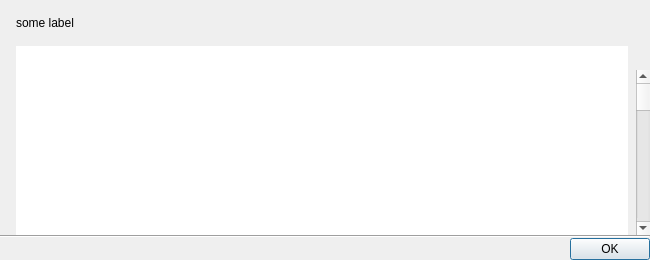
Old version of the form client/src/ui/dialogs/license_notification_dialog.ui in the repository networkoptix/nx_open.
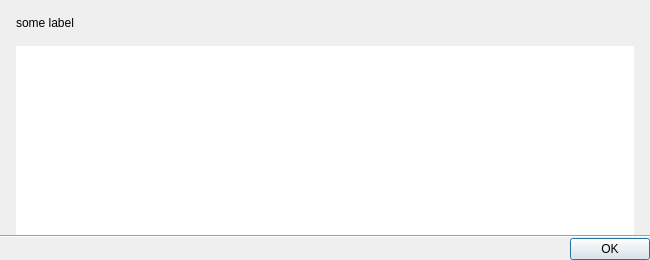
New version of the form.

Commit message:
Replace usages of QnScrollBarProxy with QnSnappedScrollBar.
<==== Mercurial data ====>
Branch: new_style

Patch:
```diff
--- a/client/src/ui/dialogs/license_notification_dialog.ui
+++ b/client/src/ui/dialogs/license_notification_dialog.ui
@@ -32,7 +32,7 @@
    <item>
     <layout class="QVBoxLayout" name="labelLayout">
      <property name="spacing">
-      <number>0</number>
+      <number>16</number>
      </property>
      <property name="leftMargin">
       <number>16</number>
@@ -44,7 +44,7 @@
       <number>16</number>
      </property>
      <property name="bottomMargin">
-      <number>16</number>
+      <number>0</number>
      </property>
      <item>
       <widget class="QLabel" name="label">
@@ -53,16 +53,6 @@
        </property>
       </widget>
      </item>
-    </layout>
-   </item>
-   <item>
-    <layout class="QHBoxLayout" name="tableLayout" stretch="1,0">
-     <property name="spacing">
-      <number>8</number>
-     </property>
-     <property name="leftMargin">
-      <number>16</number>
-     </property>
      <item>
       <widget class="QTreeView" name="treeView">
        <property name="frameShape">
@@ -82,33 +72,6 @@
        </property>
       </widget>
      </item>
-     <item>
-      <layout class="QVBoxLayout" name="scrollBarLayout" stretch="0,1">
-       <property name="spacing">
-        <number>0</number>
-       </property>
-       <property name="topMargin">
-        <number>0</number>
-       </property>
-       <item>
-        <widget class="QWidget" name="scrollBarPlaceholder" native="true">
-         <property name="minimumSize">
-          <size>
-           <width>8</width>
-           <height>24</height>
-          </size>
-         </property>
-        </widget>
-       </item>
-       <item>
-        <widget class="QScrollBar" name="verticalScrollBar">
-         <property name="orientation">
-          <enum>Qt::Vertical</enum>
-         </property>
-        </widget>
-       </item>
-      </layout>
-     </item>
     </layout>
    </item>
    <item>
```
The commit also changes 8 other files.
